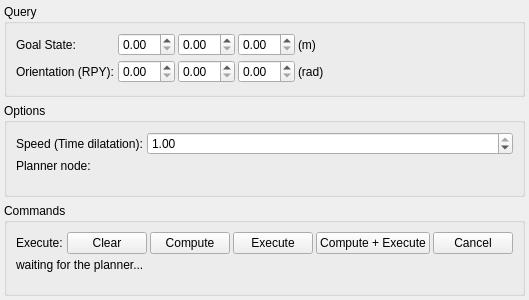
This is isaac_ros_cumotion_rviz/resource/planning_tab.ui in Skydeke/curobov2_ros_manipulation_pipeline as Qt 5 draws it before an edit. The edited form follows.
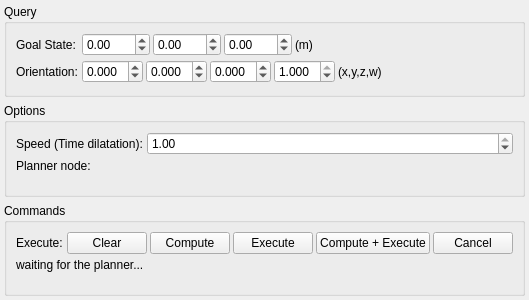
This is the edited form.

The edit to the form file:
```diff
--- a/isaac_ros_cumotion_rviz/resource/planning_tab.ui
+++ b/isaac_ros_cumotion_rviz/resource/planning_tab.ui
@@ -97,6 +97,12 @@
           <property name="toolTip">
            <string>Goal position X, in the world frame of the planner node</string>
           </property>
+          <property name="maximum">
+           <double>999.990000000000009</double>
+          </property>
+          <property name="minimum">
+           <double>-999.990000000000009</double>
+          </property>
          </widget>
         </item>
         <item>
@@ -104,6 +110,12 @@
           <property name="toolTip">
            <string>Goal position Y, in the world frame of the planner node</string>
           </property>
+          <property name="maximum">
+           <double>999.990000000000009</double>
+          </property>
+          <property name="minimum">
+           <double>-999.990000000000009</double>
+          </property>
          </widget>
         </item>
         <item>
@@ -111,6 +123,12 @@
           <property name="toolTip">
            <string>Goal position Z, in the world frame of the planner node</string>
           </property>
+          <property name="maximum">
+           <double>999.990000000000009</double>
+          </property>
+          <property name="minimum">
+           <double>-999.990000000000009</double>
+          </property>
          </widget>
         </item>
         <item>
@@ -138,7 +156,7 @@
       <item row="1" column="0">
        <widget class="QLabel" name="labelGoalOrientation">
         <property name="text">
-         <string>Orientation (RPY):</string>
+         <string>Orientation:</string>
         </property>
        </widget>
       </item>
@@ -152,6 +170,21 @@
           <property name="toolTip">
            <string>Goal orientation, roll about X, in radians</string>
           </property>
+          <property name="decimals">
+           <number>3</number>
+          </property>
+          <property name="maximum">
+           <double>1.000000000000000</double>
+          </property>
+          <property name="minimum">
+           <double>-1.000000000000000</double>
+          </property>
+          <property name="singleStep">
+           <double>0.100000000000000</double>
+          </property>
+          <property name="value">
+           <double>0.000000000000000</double>
+          </property>
          </widget>
         </item>
         <item>
@@ -159,19 +192,71 @@
           <property name="toolTip">
            <string>Goal orientation, pitch about Y, in radians</string>
           </property>
+          <property name="decimals">
+           <number>3</number>
+          </property>
+          <property name="maximum">
+           <double>1.000000000000000</double>
+          </property>
+          <property name="minimum">
+           <double>-1.000000000000000</double>
+          </property>
+          <property name="singleStep">
+           <double>0.100000000000000</double>
+          </property>
+          <property name="value">
+           <double>0.000000000000000</double>
+          </property>
          </widget>
         </item>
         <item>
          <widget class="QDoubleSpinBox" name="spinBoxYaw">
           <property name="toolTip">
-           <string>Goal orientation, yaw about Z, in radians</string>
+           <string>Goal orientation, quaternion z</string>
+          </property>
+          <property name="decimals">
+           <number>3</number>
+          </property>
+          <property name="maximum">
+           <double>1.000000000000000</double>
+          </property>
+          <property name="minimum">
+           <double>-1.000000000000000</double>
+          </property>
+          <property name="singleStep">
+           <double>0.100000000000000</double>
+          </property>
+          <property name="value">
+           <double>0.000000000000000</double>
+          </property>
+         </widget>
+        </item>
+        <item>
+         <widget class="QDoubleSpinBox" name="spinBoxQw">
+          <property name="toolTip">
+           <string>Goal orientation, quaternion w</string>
+          </property>
+          <property name="decimals">
+           <number>3</number>
+          </property>
+          <property name="maximum">
+           <double>1.000000000000000</double>
+          </property>
+          <property name="minimum">
+           <double>-1.000000000000000</double>
+          </property>
+          <property name="singleStep">
+           <double>0.100000000000000</double>
+          </property>
+          <property name="value">
+           <double>1.000000000000000</double>
           </property>
          </widget>
         </item>
         <item>
          <widget class="QLabel" name="labelGoalOrientationUnits">
           <property name="text">
-           <string>(rad)</string>
+           <string>(x,y,z,w)</string>
           </property>
          </widget>
         </item>
```
Left out of the diff: 10 changed lines with no effect on the pictures.
